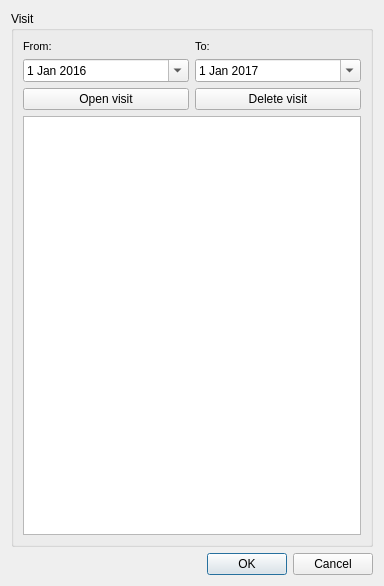
Giswater/giswater_qgis_plugin, file ui/visit_management.ui: the form before one commit.
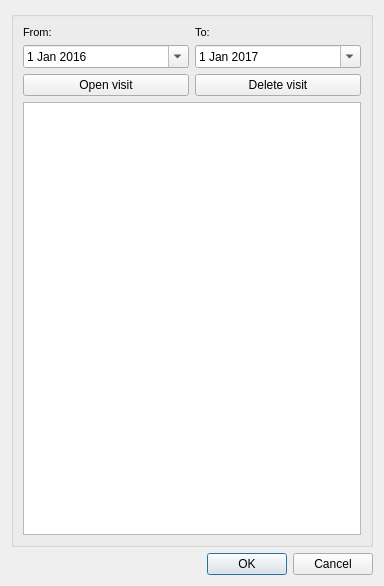
The form after the commit.

Patch:
```diff
--- a/ui/visit_management.ui
+++ b/ui/visit_management.ui
@@ -17,7 +17,7 @@
    <item>
     <widget class="QGroupBox" name="groupBox">
      <property name="title">
-      <string>Visit</string>
+      <string/>
      </property>
      <layout class="QVBoxLayout" name="verticalLayout_3">
       <item>
```
Left out of the diff: 22 changed lines with no effect on the pictures.
